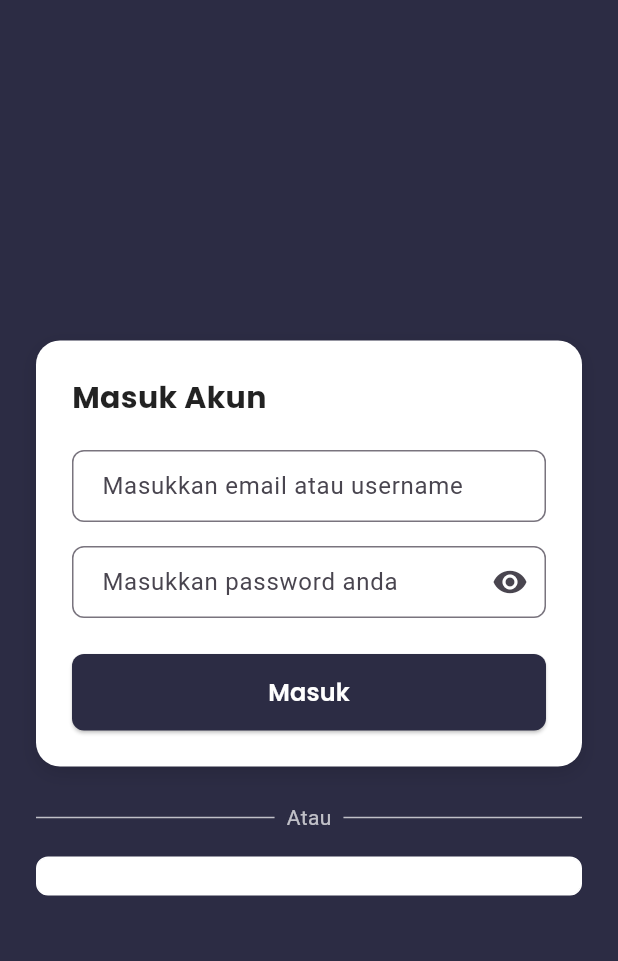
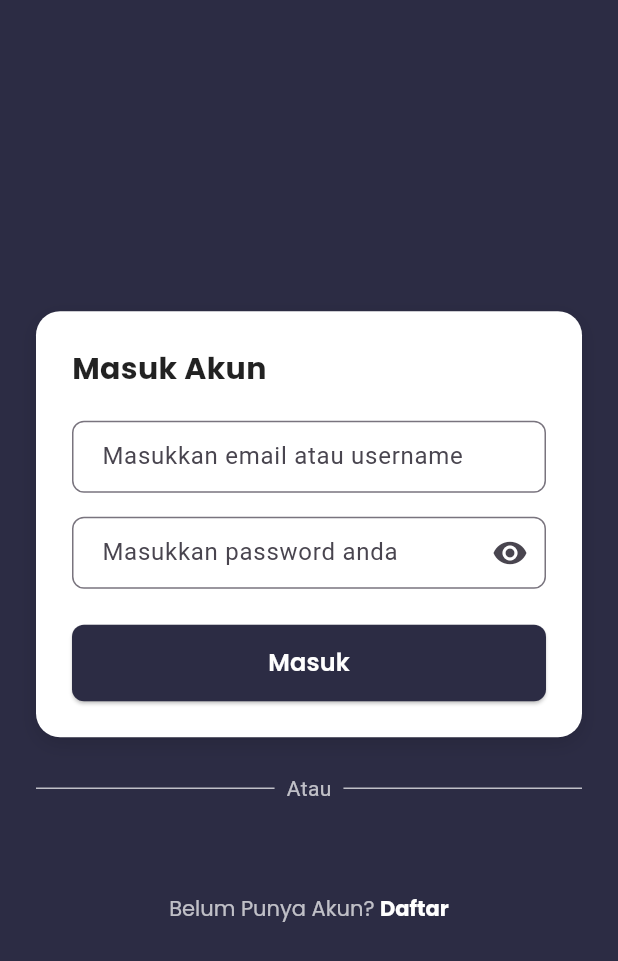
Before and after one commit to MochRaflyPratama/higertech_mobile_v2, a Flutter app: the screen it shows after launch, on a phone screen of 412 x 824 dp. Shown: the top 961 px of the screen. Run offline on Flutter 3.47's test engine with Material 3 defaults, Android fonts, the phone set to English and light mode, and no system bars; our stand-ins replace geolocator, get, google_fonts, google_maps_flutter, image_picker, shared_preferences.

Commit message:
bug fix login & register

```diff
--- a/lib/app/screens/login/login_screen.dart
+++ b/lib/app/screens/login/login_screen.dart
@@ -1,6 +1,7 @@
 import 'package:flutter/material.dart';
 import 'package:google_fonts/google_fonts.dart';
 import 'package:projectv2/app/modules/home/Homescreen.dart';
+import 'package:projectv2/app/screens/login/register_screen.dart';
 import 'package:projectv2/app/services/auth_service.dart';
 
 class LoginScreen extends StatefulWidget {
@@ -144,11 +145,6 @@ class _LoginScreenState extends State<LoginScreen> {
                   child: Container(
                     width: double.infinity,
                     padding: const EdgeInsets.symmetric(vertical: 12),
-                    decoration: BoxDecoration(
-                      border: Border.all(color: Colors.white),
-                      borderRadius: BorderRadius.circular(8),
-                      color: Colors.white,
-                    ),
                     // Aktifkan ini jika ingin menampilkan logo Google
                     // child: Row(
                     //   mainAxisAlignment: MainAxisAlignment.center,
@@ -166,30 +162,30 @@ class _LoginScreenState extends State<LoginScreen> {
                     // ),
                   ),
                 ),
-                // const SizedBox(height: 20),
-                // GestureDetector(
-                //   onTap: () {
-                //     Navigator.push(
-                //       context,
-                //       MaterialPageRoute(builder: (_) => const RegisterScreen()),
-                //     );
-                //   },
-                //   child: RichText(
-                //     text: TextSpan(
-                //       text: 'Belum Punya Akun? ',
-                //       style: GoogleFonts.poppins(color: Colors.white70),
-                //       children: [
-                //         TextSpan(
-                //           text: 'Daftar',
-                //           style: GoogleFonts.poppins(
-                //             color: Colors.white,
-                //             fontWeight: FontWeight.bold,
-                //           ),
-                //         )
-                //       ],
-                //     ),
-                //   ),
-                // )
+                const SizedBox(height: 20),
+                GestureDetector(
+                  onTap: () {
+                    Navigator.push(
+                      context,
+                      MaterialPageRoute(builder: (_) => const RegisterScreen()),
+                    );
+                  },
+                  child: RichText(
+                    text: TextSpan(
+                      text: 'Belum Punya Akun? ',
+                      style: GoogleFonts.poppins(color: Colors.white70),
+                      children: [
+                        TextSpan(
+                          text: 'Daftar',
+                          style: GoogleFonts.poppins(
+                            color: Colors.white,
+                            fontWeight: FontWeight.bold,
+                          ),
+                        )
+                      ],
+                    ),
+                  ),
+                )
               ],
             ),
           ),
--- a/lib/app/screens/login/register_screen.dart
+++ b/lib/app/screens/login/register_screen.dart
@@ -148,7 +148,7 @@ class _RegisterScreenState extends State<RegisterScreen> {
                         style: TextStyle(color: Colors.white70),
                       ),
                     ),
-                    // Expanded(child: Divider(color: Colors.white70)),
+                    Expanded(child: Divider(color: Colors.white70)),
                   ],
                 ),
                 const SizedBox(height: 16),
```
